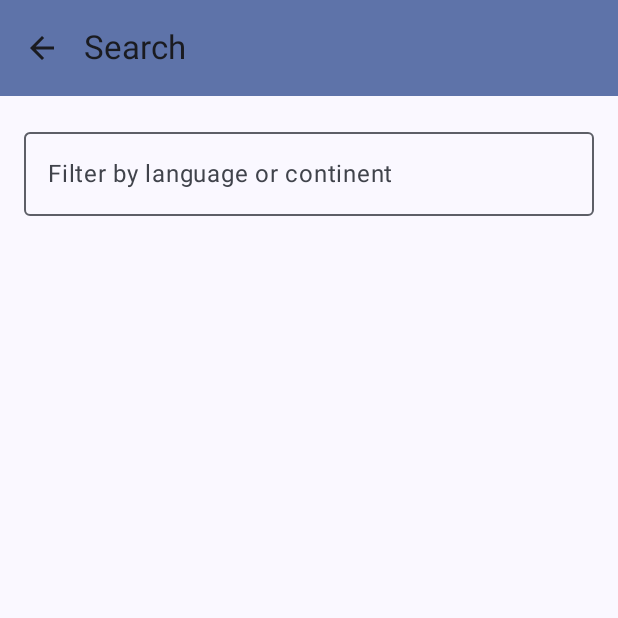
After one commit to Blade94/CountryList, an Android app built with Jetpack Compose: the CountrySearchScreen screen opened through its navigation route, on a phone screen of 412 x 824 dp, the top half of it. The commit adds this screen. Run offline under Robolectric (Android 15) with nearby library versions, the phone set to English and light mode, and no system bars; our stand-ins replace Dagger/Hilt's generated code.

Commit message:
Implement CountrySearchScreen
- implement SearchScreen UI (WIP)
- start search logic

```diff
--- a/app/src/main/java/com/example/countrylist/navigation/CountriesNavigation.kt
+++ b/app/src/main/java/com/example/countrylist/navigation/CountriesNavigation.kt
@@ -11,6 +11,7 @@ import androidx.navigation.compose.rememberNavController
 import androidx.navigation.navArgument
 import com.example.countrylist.screens.CountriesScreen
 import com.example.countrylist.screens.CountryDetailsScreen
+import com.example.countrylist.screens.CountrySearchScreen
 import com.example.countrylist.screens.viewmodel.CountriesScreenViewModel
 import com.example.countrylist.screens.viewmodel.CountryDetailsScreenViewModel
 
@@ -32,5 +33,9 @@ fun CountriesNavigation() {
             val countryDetailsViewModel = hiltViewModel<CountryDetailsScreenViewModel>()
             CountryDetailsScreen(navController, it.arguments?.getString("name"), countryDetailsViewModel)
         }
+        composable(route = CountriesScreens.CountrySearchScreen.name) {
+            val countriesScreenViewModel = hiltViewModel<CountriesScreenViewModel>()
+            CountrySearchScreen(navController, countriesScreenViewModel)
+        }
     }
 }
--- a/app/src/main/java/com/example/countrylist/navigation/CountriesScreens.kt
+++ b/app/src/main/java/com/example/countrylist/navigation/CountriesScreens.kt
@@ -2,12 +2,14 @@ package com.example.countrylist.navigation
 
 enum class CountriesScreens {
     CountriesScreen,
-    CountryDetailsScreen;
+    CountryDetailsScreen,
+    CountrySearchScreen;
 
     companion object {
         fun fromRoute(route: String?): CountriesScreens = when (route?.substringBefore("/")) {
             CountriesScreen.name -> CountriesScreen
             CountryDetailsScreen.name -> CountryDetailsScreen
+            CountrySearchScreen.name -> CountrySearchScreen
             null -> CountriesScreen
             else -> throw IllegalStateException("Destination $route not found")
         }
--- a/app/src/main/java/com/example/countrylist/screens/CountriesScreen.kt
+++ b/app/src/main/java/com/example/countrylist/screens/CountriesScreen.kt
@@ -37,7 +37,7 @@ fun CountriesScreen(
         TopAppBar(
             title = { Text(text = "Country List") },
             actions = {
-                IconButton(onClick = { /*TODO fare la funzionalità di ricerca*/ }) {
+                IconButton(onClick = { navController.navigate(CountriesScreens.CountrySearchScreen.name) }) {
                     Icon(imageVector = Icons.Default.Search, contentDescription = "Search")
                 }
             },
@@ -54,7 +54,9 @@ fun CountriesScreen(
             }
         } else {
             Column(
-                modifier = Modifier.padding(it).fillMaxSize(),
+                modifier = Modifier
+                    .padding(it)
+                    .fillMaxSize(),
                 horizontalAlignment = Alignment.CenterHorizontally,
                 verticalArrangement = Arrangement.Center
             ) {
--- a/app/src/main/java/com/example/countrylist/screens/CountryDetailsScreen.kt
+++ b/app/src/main/java/com/example/countrylist/screens/CountryDetailsScreen.kt
@@ -36,8 +36,7 @@ fun CountryDetailsScreen(
         viewModel.getSelectedCountry(name = countryName)
     }
 
-    Scaffold() {
-        Column(modifier = Modifier.padding(it)) {
+    Scaffold(topBar = {
         TopAppBar(
             title = { Text(text = countryName ?: "") },
             navigationIcon = {
@@ -47,6 +46,8 @@ fun CountryDetailsScreen(
             },
             colors = TopAppBarDefaults.smallTopAppBarColors(containerColor = MaterialTheme.colorScheme.primaryContainer)
         )
+    }) {
+        Column(modifier = Modifier.padding(it)) {
             if (!viewModel.selectedCountry.value.data.isNullOrEmpty()) {
                 Surface(modifier = Modifier.fillMaxSize()) {
                     Column {
--- /dev/null
+++ b/app/src/main/java/com/example/countrylist/screens/CountrySearchScreen.kt
@@ -0,0 +1,97 @@
+package com.example.countrylist.screens
+
+import androidx.compose.foundation.layout.Column
+import androidx.compose.foundation.layout.fillMaxWidth
+import androidx.compose.foundation.layout.padding
+import androidx.compose.foundation.text.KeyboardActions
+import androidx.compose.foundation.text.KeyboardOptions
+import androidx.compose.material.icons.Icons
+import androidx.compose.material.icons.filled.ArrowBack
+import androidx.compose.material3.ExperimentalMaterial3Api
+import androidx.compose.material3.Icon
+import androidx.compose.material3.IconButton
+import androidx.compose.material3.MaterialTheme
+import androidx.compose.material3.OutlinedTextField
+import androidx.compose.material3.Scaffold
+import androidx.compose.material3.Text
+import androidx.compose.material3.TopAppBar
+import androidx.compose.material3.TopAppBarDefaults
+import androidx.compose.runtime.Composable
+import androidx.compose.runtime.mutableStateOf
+import androidx.compose.runtime.remember
+import androidx.compose.ui.ExperimentalComposeUiApi
+import androidx.compose.ui.Modifier
+import androidx.compose.ui.platform.LocalSoftwareKeyboardController
+import androidx.compose.ui.text.input.ImeAction
+import androidx.compose.ui.text.input.KeyboardType
+import androidx.compose.ui.unit.dp
+import androidx.navigation.NavController
+import com.example.countrylist.screens.viewmodel.CountriesScreenViewModel
+
+@OptIn(ExperimentalMaterial3Api::class, ExperimentalComposeUiApi::class)
+@Composable
+fun CountrySearchScreen(
+    navController: NavController,
+    countriesScreenViewModel: CountriesScreenViewModel
+) {
+    val textFieldState = remember {
+        mutableStateOf("")
+    }
+    val validState = remember(textFieldState.value) {
+        textFieldState.value.trim().isNotEmpty()
+    }
+    val keyboardController = LocalSoftwareKeyboardController.current
+
+    Scaffold(topBar = {
+        TopAppBar(
+            title = { Text(text = "Search") },
+            navigationIcon = {
+                IconButton(onClick = { navController.popBackStack() }) {
+                    Icon(imageVector = Icons.Default.ArrowBack, contentDescription = "back")
+                }
+            },
+            colors = TopAppBarDefaults.smallTopAppBarColors(containerColor = MaterialTheme.colorScheme.primaryContainer)
+        )
+    }) {
+        Column(
+            modifier = Modifier
+                .padding(it)
+                .fillMaxWidth()
+        ) {
+            OutlinedTextField(
+                modifier = Modifier
+                    .padding(16.dp)
+                    .fillMaxWidth(),
+                value = textFieldState.value,
+                label = {
+                    Text(text = "Filter by language or continent")
+                },
+                onValueChange = { string ->
+                    textFieldState.value = string
+                },
+                singleLine = true,
+                keyboardActions = KeyboardActions {
+                    if (!validState) return@KeyboardActions
+                    textFieldState.value.trim()
+                    //TODO chiamare api di ricerca
+                    keyboardController?.hide()
+                },
+                keyboardOptions = KeyboardOptions(
+                    keyboardType = KeyboardType.Text,
+                    imeAction = ImeAction.Search
+                )
+            )
+            //TODO modificare condizione su un'altro booleano che scatta al click su ricerca
+            if (textFieldState.value.isNotEmpty()) {
+                Text(text = "is not void!")
+//                LazyColumn(modifier = Modifier.padding(it)) {
+//                    items(items = countriesScreenViewModel.countries.value.data!!.toList()) { country ->
+//                        CountryListCard(country = country) { countryName ->
+//                            navController.navigate(CountriesScreens.CountryDetailsScreen.name + "/$countryName")
+//                        }
+//                    }
+//                }
+            }
+        }
+    }
+}
```
Lines whose indentation alone changed are shown as unchanged.
